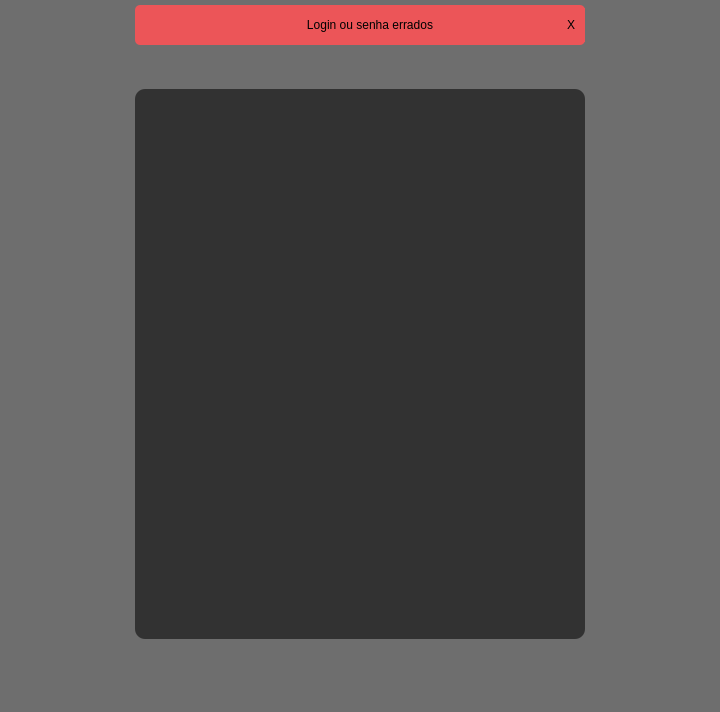
The window that pyqt Hamburgue.ui (junio-firmino/Gest-o_hamburgueria) describes before a commit, drawn with Qt 5.
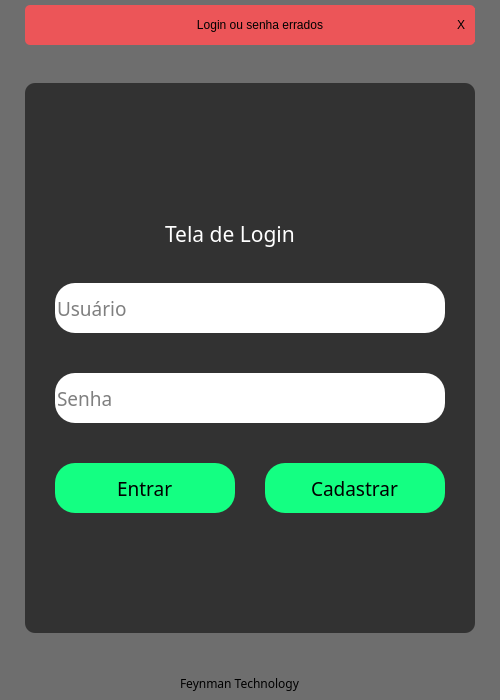
The same window after the commit. Icons and pictures are not drawn.

Commit message:
Tela de login
Adicionado mais itens a tela de login.

```diff
--- a/pyqt Hamburgue.ui
+++ b/pyqt Hamburgue.ui
@@ -6,8 +6,8 @@
    <rect>
     <x>0</x>
     <y>0</y>
-    <width>720</width>
-    <height>712</height>
+    <width>500</width>
+    <height>700</height>
    </rect>
   </property>
   <property name="minimumSize">
@@ -187,6 +187,11 @@
            <height>550</height>
           </size>
          </property>
+         <property name="font">
+          <font>
+           <pointsize>14</pointsize>
+          </font>
+         </property>
          <property name="styleSheet">
           <string notr="true">background-color: rgb(50, 50, 50);
 border-radius: 10px;</string>
@@ -216,6 +221,204 @@
            <enum>QFrame::Raised</enum>
           </property>
          </widget>
+         <widget class="QLineEdit" name="campo_user">
+          <property name="geometry">
+           <rect>
+            <x>30</x>
+            <y>200</y>
+            <width>390</width>
+            <height>50</height>
+           </rect>
+          </property>
+          <property name="font">
+           <font>
+            <family>Trebuchet MS</family>
+            <pointsize>14</pointsize>
+           </font>
+          </property>
+          <property name="mouseTracking">
+           <bool>false</bool>
+          </property>
+          <property name="layoutDirection">
+           <enum>Qt::LeftToRight</enum>
+          </property>
+          <property name="styleSheet">
+           <string notr="true">QLineEdit {
+border-radius: 20px;
+background-color: rgb(255, 255, 255);
+}
+
+</string>
+          </property>
+          <property name="maxLength">
+           <number>35</number>
+          </property>
+          <property name="cursorPosition">
+           <number>0</number>
+          </property>
+          <property name="placeholderText">
+           <string>Usuário</string>
+          </property>
+         </widget>
+         <widget class="QLineEdit" name="campo_senha">
+          <property name="geometry">
+           <rect>
+            <x>30</x>
+            <y>290</y>
+            <width>390</width>
+            <height>50</height>
+           </rect>
+          </property>
+          <property name="font">
+           <font>
+            <family>Trebuchet MS</family>
+            <pointsize>14</pointsize>
+           </font>
+          </property>
+          <property name="mouseTracking">
+           <bool>false</bool>
+          </property>
+          <property name="layoutDirection">
+           <enum>Qt::LeftToRight</enum>
+          </property>
+          <property name="styleSheet">
+           <string notr="true">QLineEdit {
+border-radius: 20px;
+background-color: rgb(255, 255, 255);
+}
+</string>
+          </property>
+          <property name="inputMask">
+           <string/>
+          </property>
+          <property name="maxLength">
+           <number>18</number>
+          </property>
+          <property name="cursorPosition">
+           <number>0</number>
+          </property>
+          <property name="placeholderText">
+           <string>Senha</string>
+          </property>
+         </widget>
+         <widget class="QLineEdit" name="campo_entrar">
+          <property name="geometry">
+           <rect>
+            <x>30</x>
+            <y>380</y>
+            <width>180</width>
+            <height>50</height>
+           </rect>
+          </property>
+          <property name="font">
+           <font>
+            <family>Trebuchet MS</family>
+            <pointsize>14</pointsize>
+           </font>
+          </property>
+          <property name="mouseTracking">
+           <bool>false</bool>
+          </property>
+          <property name="layoutDirection">
+           <enum>Qt::LeftToRight</enum>
+          </property>
+          <property name="styleSheet">
+           <string notr="true">QLineEdit {
+border-radius: 20px;
+background-color: rgb(255, 255, 255);
+background-color: rgb(20, 255, 130);
+}
+</string>
+          </property>
+          <property name="inputMask">
+           <string/>
+          </property>
+          <property name="text">
+           <string>Entrar</string>
+          </property>
+          <property name="maxLength">
+           <number>18</number>
+          </property>
+          <property name="cursorPosition">
+           <number>6</number>
+          </property>
+          <property name="alignment">
+           <set>Qt::AlignCenter</set>
+          </property>
+          <property name="placeholderText">
+           <string/>
+          </property>
+         </widget>
+         <widget class="QLineEdit" name="campo_senha_3">
+          <property name="geometry">
+           <rect>
+            <x>240</x>
+            <y>380</y>
+            <width>180</width>
+            <height>50</height>
+           </rect>
+          </property>
+          <property name="font">
+           <font>
+            <family>Trebuchet MS</family>
+            <pointsize>14</pointsize>
+           </font>
+          </property>
+          <property name="mouseTracking">
+           <bool>false</bool>
+          </property>
+          <property name="layoutDirection">
+           <enum>Qt::LeftToRight</enum>
+          </property>
+          <property name="styleSheet">
+           <string notr="true">QLineEdit {
+border-radius: 20px;
+background-color: rgb(255, 255, 255);
+background-color: rgb(20, 255, 130);
+}
+</string>
+          </property>
+          <property name="inputMask">
+           <string/>
+          </property>
+          <property name="text">
+           <string>Cadastrar</string>
+          </property>
+          <property name="maxLength">
+           <number>18</number>
+          </property>
+          <property name="cursorPosition">
+           <number>9</number>
+          </property>
+          <property name="alignment">
+           <set>Qt::AlignCenter</set>
+          </property>
+          <property name="placeholderText">
+           <string/>
+          </property>
+         </widget>
+         <widget class="QLabel" name="label_login">
+          <property name="geometry">
+           <rect>
+            <x>140</x>
+            <y>130</y>
+            <width>171</width>
+            <height>41</height>
+           </rect>
+          </property>
+          <property name="font">
+           <font>
+            <family>Trebuchet MS</family>
+            <pointsize>16</pointsize>
+           </font>
+          </property>
+          <property name="styleSheet">
+           <string notr="true">color: rgb(255, 255, 255);</string>
+          </property>
+          <property name="text">
+           <string>Tela de Login</string>
+          </property>
+         </widget>
         </widget>
        </item>
       </layout>
@@ -238,6 +441,25 @@
       <property name="frameShadow">
        <enum>QFrame::Raised</enum>
       </property>
+      <widget class="QLabel" name="label">
+       <property name="geometry">
+        <rect>
+         <x>180</x>
+         <y>3</y>
+         <width>161</width>
+         <height>20</height>
+        </rect>
+       </property>
+       <property name="font">
+        <font>
+         <family>Trebuchet MS</family>
+         <pointsize>9</pointsize>
+        </font>
+       </property>
+       <property name="text">
+        <string>Feynman Technology</string>
+       </property>
+      </widget>
      </widget>
     </item>
    </layout>
```
Left out of the diff: 4 changed lines with no effect on the pictures.
